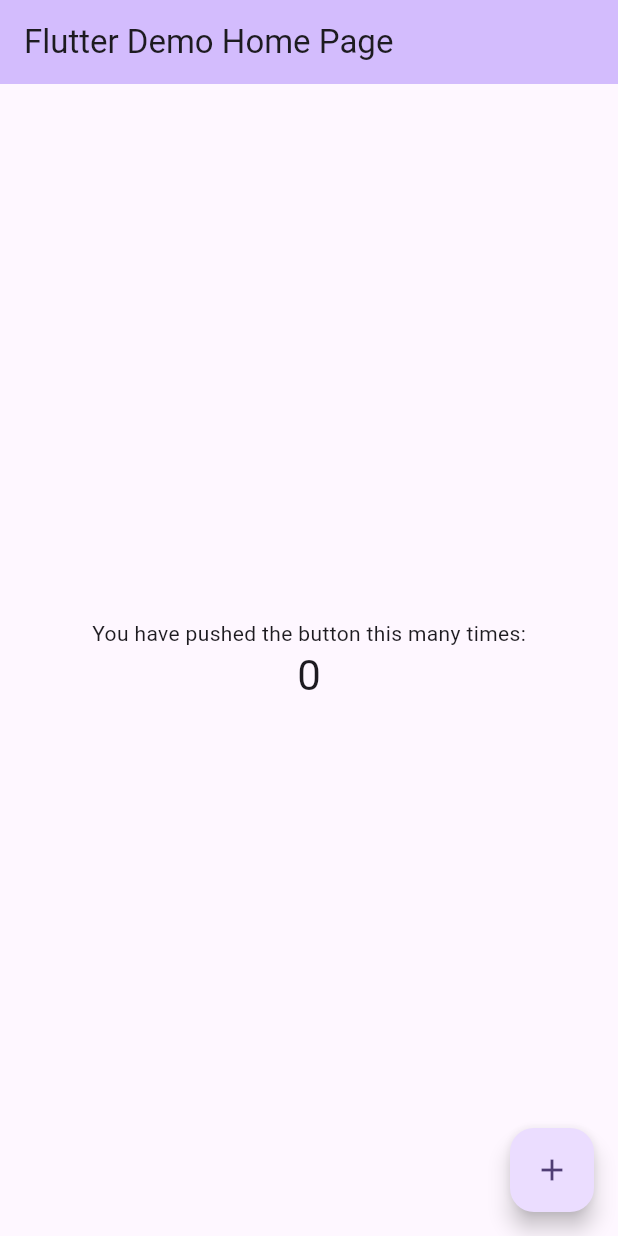
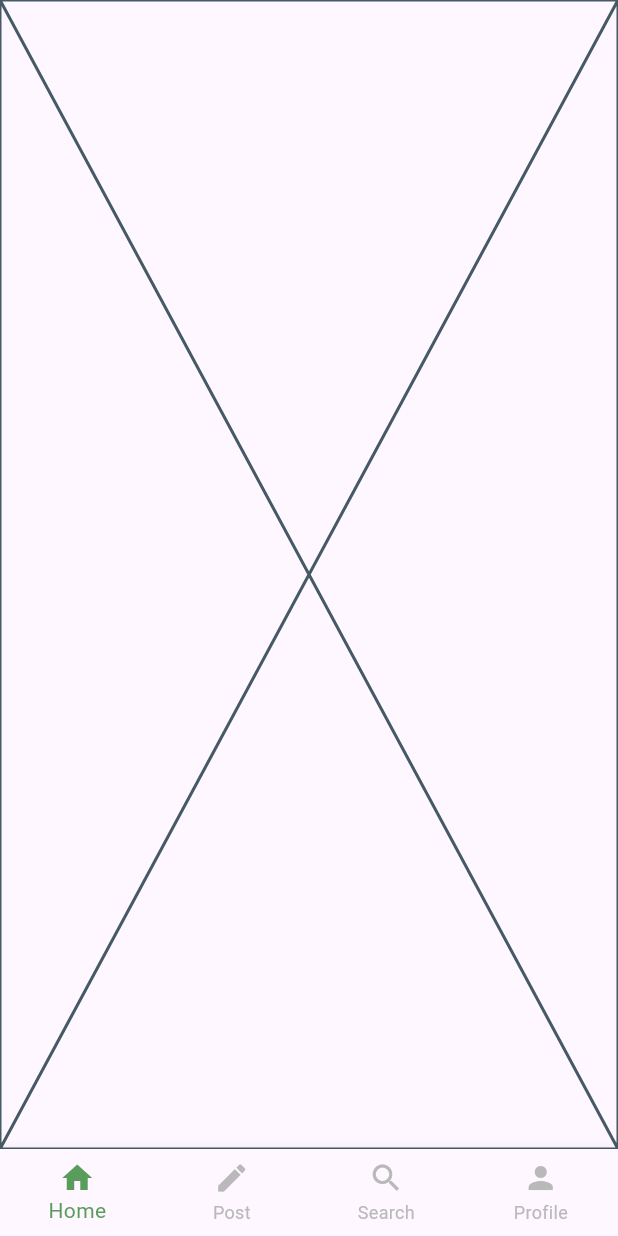
Before and after one commit to Grapensparr/BlockPark, a Flutter app: the screen it shows after launch, on a phone screen of 412 x 824 dp. Run offline on Flutter 3.47's test engine with Material 3 defaults, Android fonts, the phone set to English and light mode, and no system bars.

Commit message:
Navigation added

```diff
--- a/Frontend/lib/main.dart
+++ b/Frontend/lib/main.dart
@@ -1,125 +1,58 @@
+import 'package:blockpark/views/HomeView.dart';
+import 'package:blockpark/views/PostView.dart';
+import 'package:blockpark/views/ProfileView.dart';
+import 'package:blockpark/views/SearchView.dart';
+import 'package:blockpark/widgets/navigation/BottomNavigation.dart';
+import 'package:blockpark/widgets/navigation/NavigationRail.dart';
 import 'package:flutter/material.dart';
 
+
 void main() {
-  runApp(const MyApp());
+  runApp(
+    const MaterialApp(
+      debugShowCheckedModeBanner: false,
+      home: MyApp(),
+    ),
+  );
 }
 
-class MyApp extends StatelessWidget {
+class MyApp extends StatefulWidget {
   const MyApp({super.key});
 
-  // This widget is the root of your application.
+  @override
+  MyAppState createState() => MyAppState();
+}
+
+class MyAppState extends State<MyApp> {
+  final List<Widget> _screens = [
+    const HomeView(),
+    const PostView(),
+    const SearchView(),
+    const ProfileView(),
+  ];
+
+  int _selectedIndex = 0;
+
   @override
   Widget build(BuildContext context) {
-    return MaterialApp(
-      title: 'Flutter Demo',
-      theme: ThemeData(
-        // This is the theme of your application.
-        //
-        // TRY THIS: Try running your application with "flutter run". You'll see
-        // the application has a purple toolbar. Then, without quitting the app,
-        // try changing the seedColor in the colorScheme below to Colors.green
-        // and then invoke "hot reload" (save your changes or press the "hot
-        // reload" button in a Flutter-supported IDE, or press "r" if you used
-        // the command line to start the app).
-        //
-        // Notice that the counter didn't reset back to zero; the application
-        // state is not lost during the reload. To reset the state, use hot
-        // restart instead.
-        //
-        // This works for code too, not just values: Most code changes can be
-        // tested with just a hot reload.
-        colorScheme: ColorScheme.fromSeed(seedColor: Colors.deepPurple),
-        useMaterial3: true,
+    return Scaffold(
+      bottomNavigationBar: BottomNavigation(
+        selectedIndex: _selectedIndex,
+        onTabTapped: (int index) {
+          setState(() {
+            _selectedIndex = index;
+          });
+        },
       ),
-      home: const MyHomePage(title: 'Flutter Demo Home Page'),
+      body: NavigationRailWidget(
+        selectedIndex: _selectedIndex,
+        onDestinationSelected: (int index) {
+          setState(() {
+            _selectedIndex = index;
+          });
+        },
+        screens: _screens,
+      ),
     );
   }
 }
-
-class MyHomePage extends StatefulWidget {
-  const MyHomePage({super.key, required this.title});
-
-  // This widget is the home page of your application. It is stateful, meaning
-  // that it has a State object (defined below) that contains fields that affect
-  // how it looks.
-
-  // This class is the configuration for the state. It holds the values (in this
-  // case the title) provided by the parent (in this case the App widget) and
-  // used by the build method of the State. Fields in a Widget subclass are
-  // always marked "final".
-
-  final String title;
-
-  @override
-  State<MyHomePage> createState() => _MyHomePageState();
-}
-
-class _MyHomePageState extends State<MyHomePage> {
-  int _counter = 0;
-
-  void _incrementCounter() {
-    setState(() {
-      // This call to setState tells the Flutter framework that something has
-      // changed in this State, which causes it to rerun the build method below
-      // so that the display can reflect the updated values. If we changed
-      // _counter without calling setState(), then the build method would not be
-      // called again, and so nothing would appear to happen.
-      _counter++;
-    });
-  }
-
-  @override
-  Widget build(BuildContext context) {
-    // This method is rerun every time setState is called, for instance as done
-    // by the _incrementCounter method above.
-    //
-    // The Flutter framework has been optimized to make rerunning build methods
-    // fast, so that you can just rebuild anything that needs updating rather
-    // than having to individually change instances of widgets.
-    return Scaffold(
-      appBar: AppBar(
-        // TRY THIS: Try changing the color here to a specific color (to
-        // Colors.amber, perhaps?) and trigger a hot reload to see the AppBar
-        // change color while the other colors stay the same.
-        backgroundColor: Theme.of(context).colorScheme.inversePrimary,
-        // Here we take the value from the MyHomePage object that was created by
-        // the App.build method, and use it to set our appbar title.
-        title: Text(widget.title),
-      ),
-      body: Center(
-        // Center is a layout widget. It takes a single child and positions it
-        // in the middle of the parent.
-        child: Column(
-          // Column is also a layout widget. It takes a list of children and
-          // arranges them vertically. By default, it sizes itself to fit its
-          // children horizontally, and tries to be as tall as its parent.
-          //
-          // Column has various properties to control how it sizes itself and
-          // how it positions its children. Here we use mainAxisAlignment to
-          // center the children vertically; the main axis here is the vertical
-          // axis because Columns are vertical (the cross axis would be
-          // horizontal).
-          //
-          // TRY THIS: Invoke "debug painting" (choose the "Toggle Debug Paint"
-          // action in the IDE, or press "p" in the console), to see the
-          // wireframe for each widget.
-          mainAxisAlignment: MainAxisAlignment.center,
-          children: <Widget>[
-            const Text(
-              'You have pushed the button this many times:',
-            ),
-            Text(
-              '$_counter',
-              style: Theme.of(context).textTheme.headlineMedium,
-            ),
-          ],
-        ),
-      ),
-      floatingActionButton: FloatingActionButton(
-        onPressed: _incrementCounter,
-        tooltip: 'Increment',
-        child: const Icon(Icons.add),
-      ), // This trailing comma makes auto-formatting nicer for build methods.
-    );
-  }
-}
--- /dev/null
+++ b/Frontend/lib/utils/colors.dart
@@ -0,0 +1,6 @@
+import "package:flutter/material.dart";
+
+const Color primaryGreen = Color.fromARGB(255, 89, 156, 91);
+const Color secondaryGreen = Color.fromARGB(255, 8, 83, 11);
+const Color grey = Color.fromARGB(255, 185, 185, 185);
+const Color white = Colors.white;
--- /dev/null
+++ b/Frontend/lib/views/HomeView.dart
@@ -0,0 +1,15 @@
+import 'package:flutter/material.dart';
+
+class HomeView extends StatefulWidget {
+  const HomeView({super.key});
+
+  @override
+  State<HomeView> createState() => _HomeViewState();
+}
+
+class _HomeViewState extends State<HomeView> {
+  @override
+  Widget build(BuildContext context) {
+    return const Placeholder();
+  }
+}
--- /dev/null
+++ b/Frontend/lib/views/PostView.dart
@@ -0,0 +1,15 @@
+import 'package:flutter/material.dart';
+
+class PostView extends StatefulWidget {
+  const PostView({super.key});
+
+  @override
+  State<PostView> createState() => _PostViewState();
+}
+
+class _PostViewState extends State<PostView> {
+  @override
+  Widget build(BuildContext context) {
+    return const Placeholder();
+  }
+}
--- /dev/null
+++ b/Frontend/lib/views/ProfileView.dart
@@ -0,0 +1,15 @@
+import 'package:flutter/material.dart';
+
+class ProfileView extends StatefulWidget {
+  const ProfileView({super.key});
+
+  @override
+  State<ProfileView> createState() => _ProfileViewState();
+}
+
+class _ProfileViewState extends State<ProfileView> {
+  @override
+  Widget build(BuildContext context) {
+    return const Placeholder();
+  }
+}
--- /dev/null
+++ b/Frontend/lib/views/SearchView.dart
@@ -0,0 +1,15 @@
+import 'package:flutter/material.dart';
+
+class SearchView extends StatefulWidget {
+  const SearchView({super.key});
+
+  @override
+  State<SearchView> createState() => _SearchViewState();
+}
+
+class _SearchViewState extends State<SearchView> {
+  @override
+  Widget build(BuildContext context) {
+    return const Placeholder();
+  }
+}
--- /dev/null
+++ b/Frontend/lib/widgets/navigation/BottomNavigation.dart
@@ -0,0 +1,39 @@
+import "package:blockpark/utils/colors.dart";
+import "package:flutter/material.dart";
+
+class BottomNavigation extends StatelessWidget {
+  final int selectedIndex;
+  final Function(int) onTabTapped;
+
+  const BottomNavigation(
+    {
+      super.key,
+      required this.selectedIndex,
+      required this.onTabTapped
+    }
+  );
+
+  @override
+  Widget build(BuildContext context) {
+    return MediaQuery.of(context).size.width < 640
+      ? BottomNavigationBar(
+        type: BottomNavigationBarType.fixed,
+        currentIndex: selectedIndex,
+
+        selectedItemColor: primaryGreen,
+        selectedFontSize: 14,
+
+        unselectedItemColor: grey,
+        unselectedFontSize: 12,
+
+        onTap: onTabTapped,
+        items: const [
+          BottomNavigationBarItem(icon: Icon(Icons.home), label: "Home"),
+          BottomNavigationBarItem(icon: Icon(Icons.edit), label: "Post"),
+          BottomNavigationBarItem(icon: Icon(Icons.search), label: "Search"),
+          BottomNavigationBarItem(icon: Icon(Icons.person), label: "Profile"),
+        ],
+      )
+    : const SizedBox();
+  }
+}
--- /dev/null
+++ b/Frontend/lib/widgets/navigation/NavigationRail.dart
@@ -0,0 +1,44 @@
+import 'package:blockpark/utils/colors.dart';
+import "package:flutter/material.dart";
+
+class NavigationRailWidget extends StatelessWidget {
+  final int selectedIndex;
+  final Function(int) onDestinationSelected;
+  final List<Widget> screens;
+
+  const NavigationRailWidget(
+    {
+      super.key,
+      required this.selectedIndex,
+      required this.onDestinationSelected,
+      required this.screens
+    }
+  );
+
+  @override
+  Widget build(BuildContext context) {
+    return Row(
+      children: [
+        if (MediaQuery.of(context).size.width > 640)
+          NavigationRail(
+            destinations: const [
+              NavigationRailDestination(icon: Icon(Icons.home), label: Text("Home")),
+              NavigationRailDestination(icon: Icon(Icons.edit), label: Text("Post")),
+              NavigationRailDestination(icon: Icon(Icons.search), label: Text("Search")),
+              NavigationRailDestination(icon: Icon(Icons.person), label: Text("Profile")),
+            ],
+            labelType: NavigationRailLabelType.all,
+            selectedIndex: selectedIndex,
+            onDestinationSelected: onDestinationSelected,
+            backgroundColor: white,
+            indicatorColor: white,
+            selectedIconTheme: const IconThemeData(color: primaryGreen),
+            unselectedIconTheme: const IconThemeData(color: grey),
+            selectedLabelTextStyle: const TextStyle(color: primaryGreen),
+            unselectedLabelTextStyle: const TextStyle(color: grey),
+          ),
+        Expanded(child: screens[selectedIndex])
+      ],
+    );
+  }
+}
```
